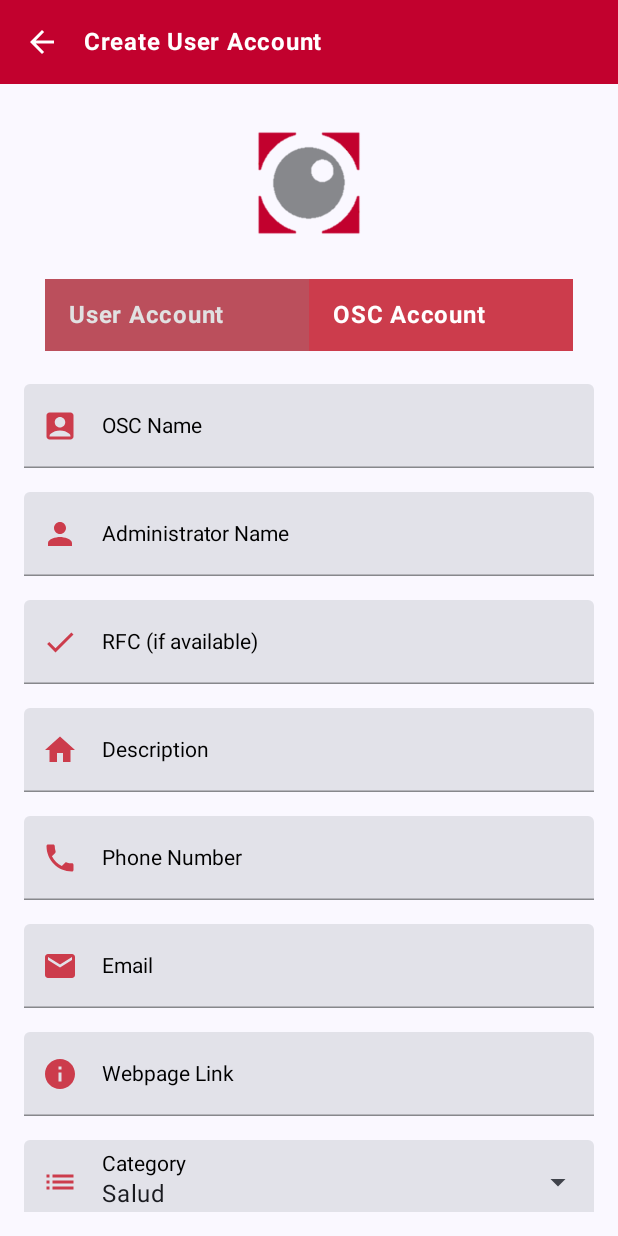
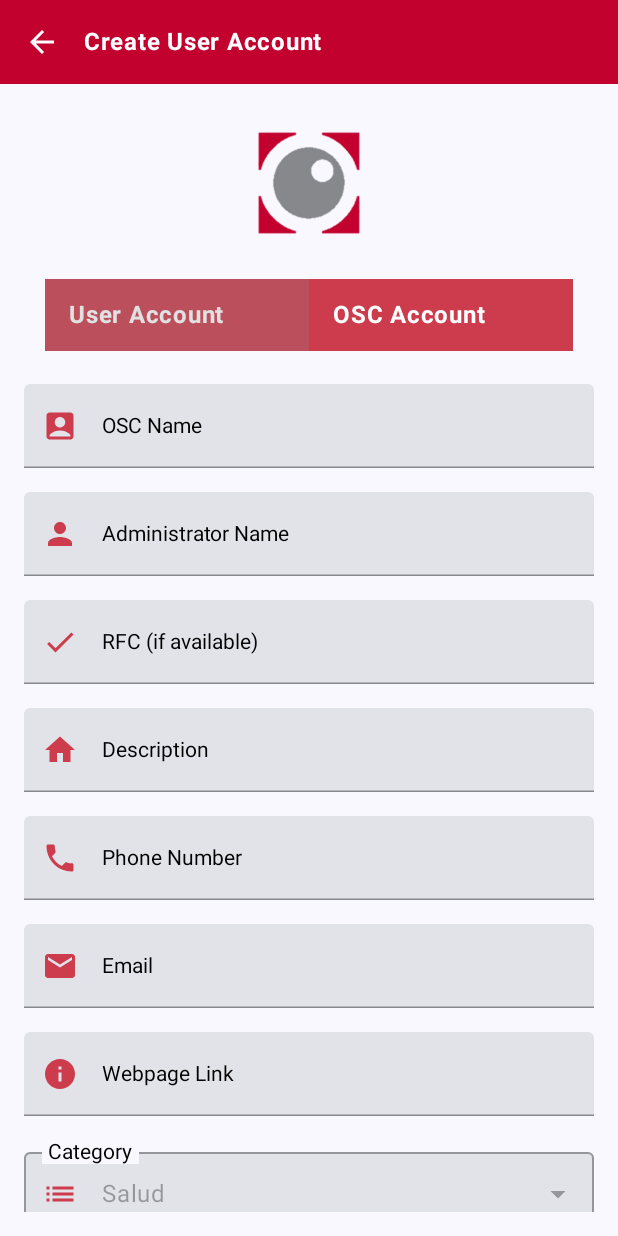
Before and after one commit to SantiagoMtz25/FRISA-EQUIPO4, an Android app built with Jetpack Compose: the create_account screen opened through its navigation route, on a phone screen of 412 x 824 dp. Run offline under Robolectric (Android 15) with nearby library versions, the phone set to English and light mode, and no system bars.

Commit message:
95% create account page

```diff
--- a/app/src/main/java/com/example/loginpagetest/screens/createaccount/CreateAccount.kt
+++ b/app/src/main/java/com/example/loginpagetest/screens/createaccount/CreateAccount.kt
@@ -688,7 +688,7 @@ fun CreateAccount(navController: NavHostController) {
                                 tint = customLighterRed
                             )
                         })
-                    CreateAccountTextField(value = oscViewModel.phoneNumber, onValueChange = { oscViewModel.phoneNumber = it }, label = "Phone Number",
+                    CreateAccountTextField(value = oscViewModel.phoneNumber, onValueChange = { oscViewModel.phoneNumber = it }, keyboardType = KeyboardType.Phone ,label = "Phone Number",
                         icon = {
                             Icon(
                                 imageVector = Icons.Default.Phone,
@@ -696,7 +696,7 @@ fun CreateAccount(navController: NavHostController) {
                                 tint = customLighterRed
                             )
                         })
-                    CreateAccountTextField(value = oscViewModel.email, onValueChange = { oscViewModel.email = it }, label = "Email",
+                    CreateAccountTextField(value = oscViewModel.email, onValueChange = { oscViewModel.email = it }, keyboardType = KeyboardType.Email, label = "Email",
                         icon = {
                             Icon(
                                 imageVector = Icons.Default.Email,
@@ -730,7 +730,7 @@ fun CreateAccount(navController: NavHostController) {
                     )
 
                     Box {
-                        TextField(
+                        OutlinedTextField(
                             leadingIcon = {
                                 androidx.compose.material.Icon(
                                     Icons.Default.List,
@@ -738,6 +738,7 @@ fun CreateAccount(navController: NavHostController) {
                                     tint = customLighterRed
                                 )
                             },
+                            enabled = false,
                             modifier = Modifier
                                 .fillMaxWidth()
                                 .padding(top = 8.dp, bottom = 8.dp),
@@ -748,7 +749,13 @@ fun CreateAccount(navController: NavHostController) {
                                 IconButton(onClick = { expanded = true }) {
                                     Icon(imageVector = Icons.Default.ArrowDropDown, contentDescription = null)
                                 }
-                            }
+                            },
+                            colors = TextFieldDefaults.textFieldColors(
+                                cursorColor = customRed,
+                                focusedIndicatorColor = customPink,
+                                unfocusedIndicatorColor = customGray,
+                                focusedLabelColor = customLighterRed
+                            ),
                         )
 
                         DropdownMenu(
@@ -775,8 +782,8 @@ fun CreateAccount(navController: NavHostController) {
                         OutlinedTextField(
                             value = oscViewModel.selectedState,
                             onValueChange = {  },
+                            // readOnly = true,
                             label = { Text("State") },
-                            readOnly = true,
                             modifier = Modifier
                                 .fillMaxWidth()
                                 .onFocusChanged { focusState ->
```
